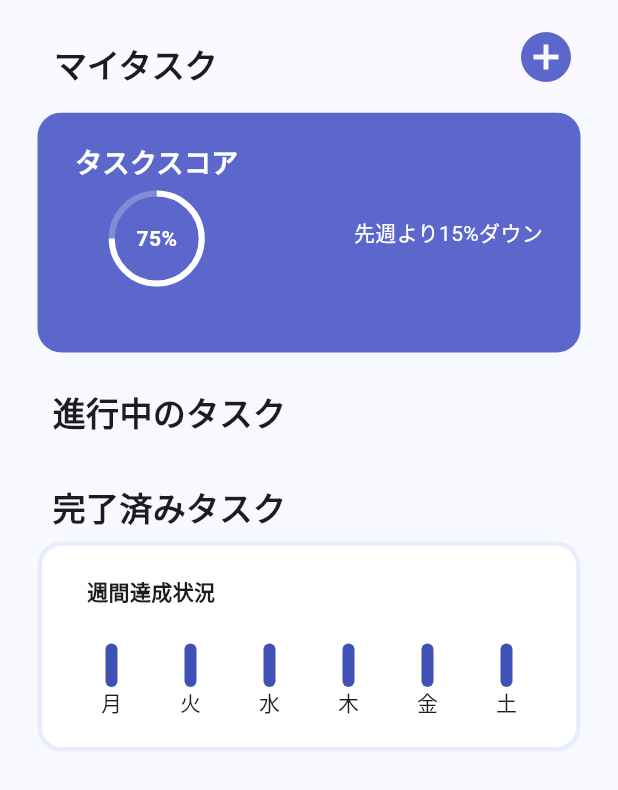
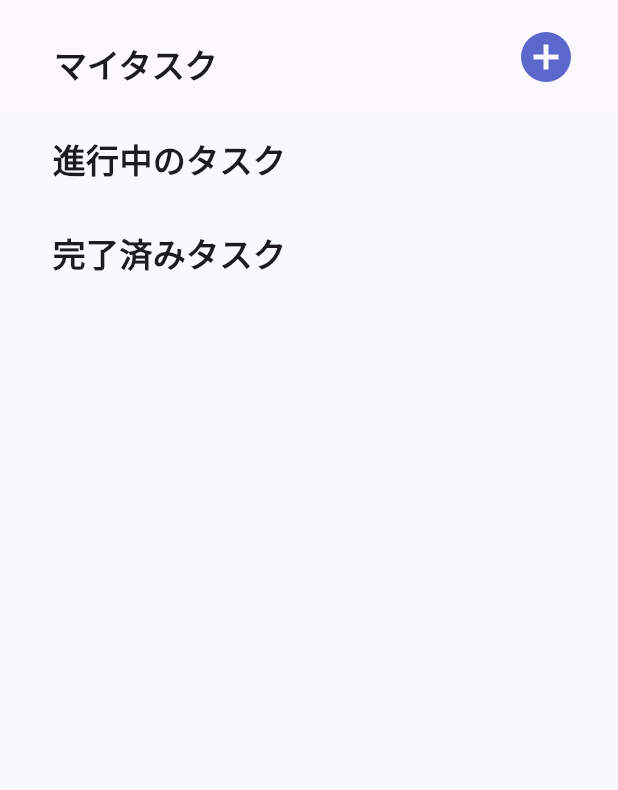
Before and after one commit to er1na/taskee, a Flutter app: the screen it shows after launch, on a phone screen of 412 x 824 dp. Shown: the top 790 px of the screen. Run offline on Flutter 3.47's test engine with Material 3 defaults, Android fonts, the phone set to English and light mode, and no system bars; our stand-ins replace flutter_riverpod, hive, hive_flutter; accounts and stored records are empty; Roboto replaces fonts that are missing (NotoSansJP).

Commit message:
デザイン修正

```diff
--- a/lib/screens/task_create_screen.dart
+++ b/lib/screens/task_create_screen.dart
@@ -122,7 +122,10 @@ class _TaskCreateScreenState extends ConsumerState<TaskCreateScreen> {
                     text: _dueTime != null
                           ? _dueTime?.format(context)
                           : '時間選択',
-                    onPressed: () async {
+                    onPressed:
+                        _dueDate == null
+                         ? (){}
+                         : () async {
                               final picked = await showTimePicker(
                                 context: context,
                                 initialTime: TimeOfDay.now(),
--- a/lib/screens/task_list_screen.dart
+++ b/lib/screens/task_list_screen.dart
@@ -1,6 +1,7 @@
 import 'package:flutter/material.dart';
 import 'package:flutter_riverpod/flutter_riverpod.dart';
 import 'package:taskee/l10n/gen_l10n/app_text.dart';
+import '../models/task.dart';
 import 'task_create_screen.dart';
 import '../riverpod/tasks_provider.dart';
 import '../widgets/task_card.dart';
@@ -17,6 +18,7 @@ class TaskListScreen extends ConsumerWidget {
     final taskNotifier = ref.read(tasksProvider.notifier);
     final ongoingTasks = taskNotifier.state.where((t) => !t.isDone).toList();
     final completedTasks = taskNotifier.state.where((t) => t.isDone).toList();
+    const double maxHeight = 50.0;
 
     return Scaffold(
       appBar: PreferredSize(
@@ -48,7 +50,7 @@ class TaskListScreen extends ConsumerWidget {
         padding: const EdgeInsets.symmetric(horizontal: 25),
         child: ListView(
           children: [
-            // タスクスコアとグラフ（仮）
+            /*
             Container(
               height: 160,
               padding: const EdgeInsets.all(20),
@@ -103,11 +105,12 @@ class TaskListScreen extends ConsumerWidget {
                 ),
               ),
             ),
+            */
             // 進行中のタスク
             Column(
               crossAxisAlignment: CrossAxisAlignment.start,
               children: [
-                const SizedBox(height: 24),
+                const SizedBox(height: 15),
                 Padding(
                   padding: const EdgeInsets.symmetric(horizontal: 10),
                   child: Text(
@@ -150,9 +153,10 @@ class TaskListScreen extends ConsumerWidget {
               ],
             ),
             // 週間達成状況
+            /*
             Container(
-              height: 140,
-              padding: const EdgeInsets.all(20),
+              height: 160,
+              padding: const EdgeInsets.symmetric(horizontal: 20),
               decoration: BoxDecoration(
                 color: Colors.white,
                 border: Border.all(
@@ -162,7 +166,7 @@ class TaskListScreen extends ConsumerWidget {
                 borderRadius: BorderRadius.circular(16),
               ),
               child: Column(
-                crossAxisAlignment: CrossAxisAlignment.start,
+                mainAxisAlignment: MainAxisAlignment.center,
                 children: [
                   Row(
                     children: [
@@ -170,7 +174,7 @@ class TaskListScreen extends ConsumerWidget {
                       Text(AppText.of(context)!.weeklyProgress, style: TextStyle(fontWeight: FontWeight.bold)),
                     ],
                   ),
-                  const SizedBox(height: 25),
+                  const SizedBox(height: 15),
                   Row(
                     mainAxisAlignment: MainAxisAlignment.spaceAround,
                     children: [
@@ -184,14 +188,13 @@ class TaskListScreen extends ConsumerWidget {
                       return Column(
                         children: [
                           Container(
-                            height: 29,
+                            height: 50,
                             width: 8,
                             decoration: BoxDecoration(
                               color: Colors.indigo,
                               borderRadius: BorderRadius.circular(4),
                             ),
                           ),
-
                           day
                         ],
                       );
@@ -200,6 +203,7 @@ class TaskListScreen extends ConsumerWidget {
                 ],
               ),
             )
+            */
           ],
         ),
       ),
```
Also changed, not shown: lib/widgets/progress_task_field.dart (+9 -6 lines). Lines whose indentation alone changed are shown as unchanged.
